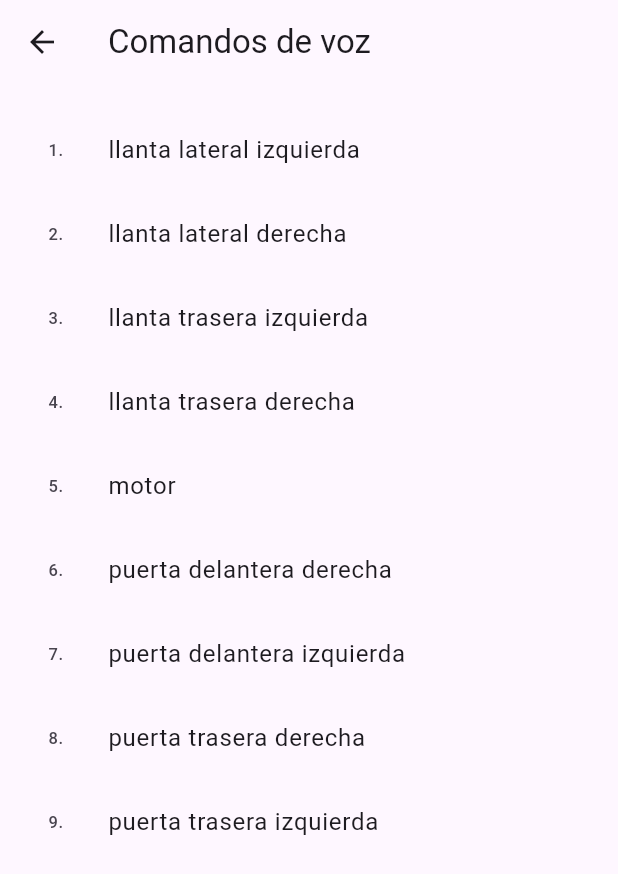
After one commit to 1hiking/flutter-app-camera, a Flutter app: the VoiceCommandsScreen screen opened directly, on a phone screen of 412 x 824 dp. The commit adds this screen. Shown: the top 874 px of the screen. Run offline on Flutter 3.47's test engine with Material 3 defaults, Android fonts, the phone set to English and light mode, and no system bars; our stand-ins replace camera, speech_to_text, supabase_flutter; accounts and stored records are empty.

Commit message:
first commit

```diff
--- a/lib/gallery.dart
+++ b/lib/gallery.dart
@@ -73,9 +73,7 @@ class _StoragePageState extends State<StoragePage> {
   Future<void> _downloadFile(String fileUrl) async {
     try {
       final uri = Uri.parse(fileUrl);
-      final response = await _supabaseClient.storage
-          .from('images')
-          .download(uri.pathSegments.last);
+      final response = await _supabaseClient.storage.from('images').download(uri.pathSegments.last);
 
       // Handle the file download response (e.g., save to local storage, display, etc.)
       // This is a simplified example, adjust according to your requirements
--- /dev/null
+++ b/lib/voicecommandsscreen.dart
@@ -0,0 +1,37 @@
+import 'package:flutter/material.dart';
+
+class VoiceCommandsScreen extends StatelessWidget {
+  const VoiceCommandsScreen({super.key});
+
+  @override
+  Widget build(BuildContext context) {
+    // Definir la lista de comandos de voz
+    final List<String> commands = [
+      'llanta lateral izquierda',
+      'llanta lateral derecha',
+      'llanta trasera izquierda',
+      'llanta trasera derecha',
+      'motor',
+      'puerta delantera derecha',
+      'puerta delantera izquierda',
+      'puerta trasera derecha',
+      'puerta trasera izquierda',
+    ];
+
+    return Scaffold(
+      appBar: AppBar(
+        title: const Text('Comandos de voz'),
+      ),
+      body: ListView.builder(
+        padding: const EdgeInsets.all(16.0),
+        itemCount: commands.length,
+        itemBuilder: (context, index) {
+          return ListTile(
+            leading: Text('${index + 1}.'),
+            title: Text(commands[index]),
+          );
+        },
+      ),
+    );
+  }
+}
```
Also changed, not shown: lib/home.dart (+82 -11 lines), 1 other file.
